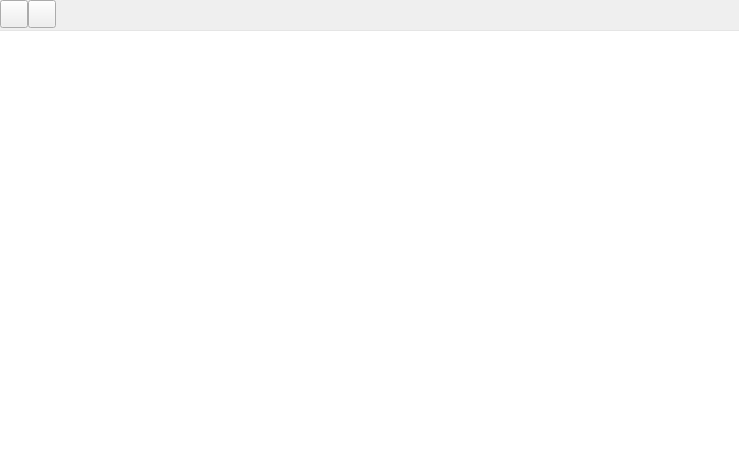
Old version of the form plugins/perspective/GraphPerspective/designer/AlgorithmRunnerItem.ui in the repository vadivelselvaraj/TulipGLImprovement.
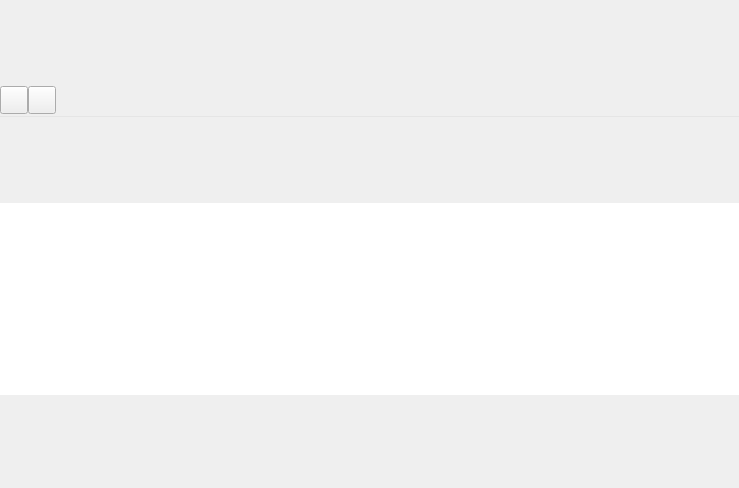
New version of the form. Icons and pictures are not drawn.

Commit message: Removed scroll bars from algorithm runner subitems and fixed item packing when using filters

What changed in the file:
```diff
--- a/plugins/perspective/GraphPerspective/designer/AlgorithmRunnerItem.ui
+++ b/plugins/perspective/GraphPerspective/designer/AlgorithmRunnerItem.ui
@@ -7,11 +7,11 @@
     <x>0</x>
     <y>0</y>
     <width>739</width>
-    <height>468</height>
+    <height>488</height>
    </rect>
   </property>
   <property name="sizePolicy">
-   <sizepolicy hsizetype="Preferred" vsizetype="Expanding">
+   <sizepolicy hsizetype="Preferred" vsizetype="Maximum">
     <horstretch>0</horstretch>
     <verstretch>0</verstretch>
    </sizepolicy>
@@ -142,7 +142,7 @@
    <item>
     <widget class="QTableView" name="parameters">
      <property name="sizePolicy">
-      <sizepolicy hsizetype="Expanding" vsizetype="Preferred">
+      <sizepolicy hsizetype="Expanding" vsizetype="Maximum">
        <horstretch>0</horstretch>
        <verstretch>0</verstretch>
       </sizepolicy>
@@ -188,6 +188,13 @@
      </attribute>
     </widget>
    </item>
+   <item>
+    <spacer name="verticalSpacer">
+     <property name="orientation">
+      <enum>Qt::Vertical</enum>
+     </property>
+    </spacer>
+   </item>
   </layout>
  </widget>
  <resources>
```
The commit also changes 1 other file.
